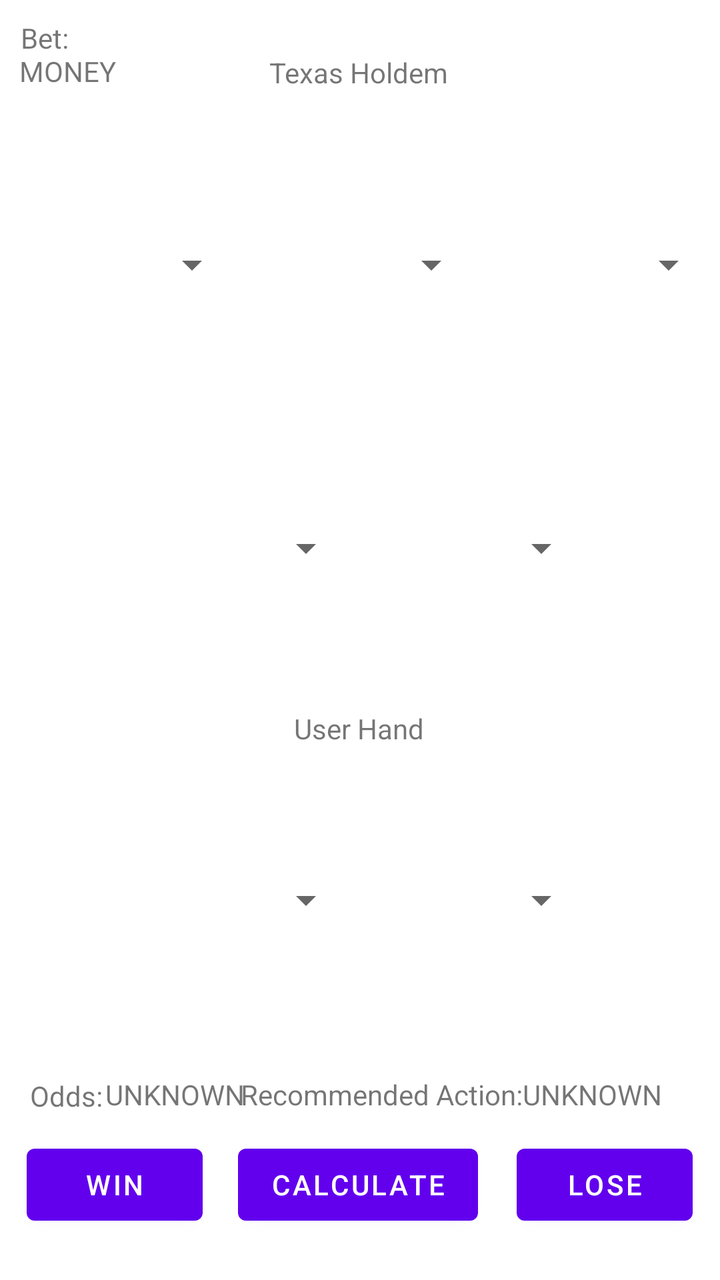
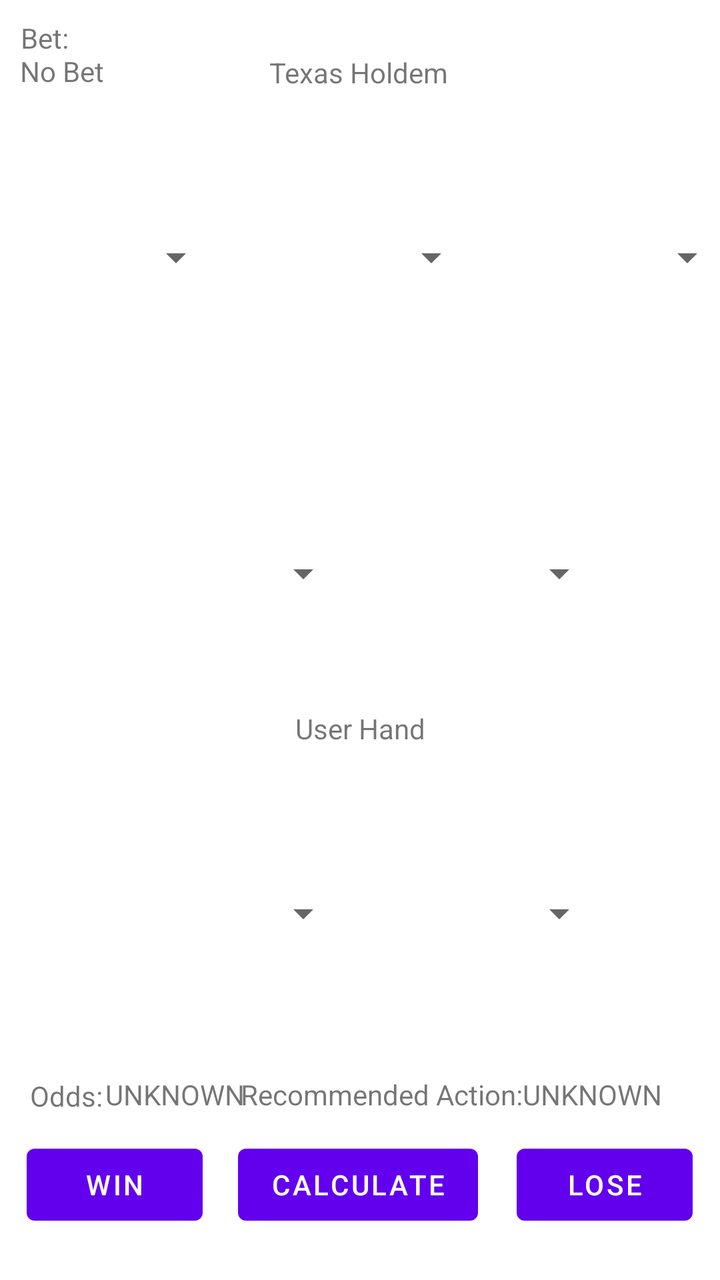

Before-and-after screenshots of an Android layout around one commit, followed by the original layout XML and the change that was made.
<!-- AndroidManifest.xml: application theme Theme.GamblingBadger -->
<!-- res/layout/fragment_texas_holdem.xml -->
<?xml version="1.0" encoding="utf-8"?>
<androidx.constraintlayout.widget.ConstraintLayout xmlns:android="http://schemas.android.com/apk/res/android"
    xmlns:app="http://schemas.android.com/apk/res-auto"
    xmlns:tools="http://schemas.android.com/tools"
    android:layout_width="match_parent"
    android:layout_height="match_parent"
    tools:context=".gamesession.texasholdem.TexasHoldemFragment">

    

    <TextView
        android:id="@+id/RecommendedAction_label"
        android:layout_width="wrap_content"
        android:layout_height="wrap_content"
        android:text="Recommended Action:"
        app:layout_constraintBottom_toBottomOf="parent"
        app:layout_constraintEnd_toEndOf="parent"
        app:layout_constraintHorizontal_bias="0.55"
        app:layout_constraintStart_toStartOf="parent"
        app:layout_constraintTop_toTopOf="parent"
        app:layout_constraintVertical_bias="0.866" />

    <TextView
        android:id="@+id/RecommendedAction_textview_TexasHoldem"
        android:layout_width="wrap_content"
        android:layout_height="wrap_content"
        android:text="UNKNOWN"
        app:layout_constraintBottom_toBottomOf="parent"
        app:layout_constraintEnd_toEndOf="parent"
        app:layout_constraintHorizontal_bias="0.9"
        app:layout_constraintStart_toStartOf="parent"
        app:layout_constraintTop_toTopOf="parent"
        app:layout_constraintVertical_bias="0.866" />

    <Button
        android:id="@+id/Lose_button_texasholdem"
        android:layout_width="wrap_content"
        android:layout_height="wrap_content"
        android:text="Lose"
        app:layout_constraintBottom_toBottomOf="parent"
        app:layout_constraintEnd_toEndOf="parent"
        app:layout_constraintHorizontal_bias="0.95"
        app:layout_constraintStart_toStartOf="parent"
        app:layout_constraintTop_toTopOf="parent"
        app:layout_constraintVertical_bias="0.96" />

    <Spinner
        android:id="@+id/texasholdem_spinner_dealerCard2"
        android:layout_width="120dp"
        android:layout_height="150dp"
        android:contentDescription="@string/temporary"
        android:dropDownWidth="100dp"
        app:layout_constraintBottom_toBottomOf="parent"
        app:layout_constraintEnd_toEndOf="parent"
        app:layout_constraintHorizontal_bias="0.498"
        app:layout_constraintStart_toStartOf="parent"
        app:layout_constraintTop_toTopOf="parent"
        app:layout_constraintVertical_bias="0.117" />

    <Spinner
        android:id="@+id/texasholdem_spinner_dealerCard4"
        android:layout_width="120dp"
        android:layout_height="150dp"
        android:contentDescription="@string/temporary"
        android:dropDownWidth="100dp"
        app:layout_constraintBottom_toBottomOf="parent"
        app:layout_constraintEnd_toEndOf="parent"
        app:layout_constraintHorizontal_bias="0.237"
        app:layout_constraintStart_toStartOf="parent"
        app:layout_constraintTop_toTopOf="parent"
        app:layout_constraintVertical_bias="0.406" />

    <Spinner
        android:id="@+id/texasholdem_spinner_userCard1"
        android:layout_width="120dp"
        android:layout_height="150dp"
        android:contentDescription="@string/temporary"
        android:dropDownWidth="100dp"
        app:layout_constraintBottom_toBottomOf="parent"
        app:layout_constraintEnd_toEndOf="parent"
        app:layout_constraintHorizontal_bias="0.237"
        app:layout_constraintStart_toStartOf="parent"
        app:layout_constraintTop_toTopOf="parent"
        app:layout_constraintVertical_bias="0.765" />

    <Spinner
        android:id="@+id/texasholdem_spinner_userCard2"
        android:layout_width="120dp"
        android:layout_height="150dp"
        android:contentDescription="@string/temporary"
        android:dropDownWidth="100dp"
        app:layout_constraintBottom_toBottomOf="parent"
        app:layout_constraintEnd_toEndOf="parent"
        app:layout_constraintHorizontal_bias="0.728"
        app:layout_constraintStart_toStartOf="parent"
        app:layout_constraintTop_toTopOf="parent"
        app:layout_constraintVertical_bias="0.765" />

    <Spinner
        android:id="@+id/texasholdem_spinner_dealerCard3"
        android:layout_width="120dp"
        android:layout_height="150dp"
        android:contentDescription="@string/temporary"
        android:dropDownWidth="100dp"
        app:layout_constraintBottom_toBottomOf="parent"
        app:layout_constraintEnd_toEndOf="parent"
        app:layout_constraintHorizontal_bias="0.993"
        app:layout_constraintStart_toStartOf="parent"
        app:layout_constraintTop_toTopOf="parent"
        app:layout_constraintVertical_bias="0.117" />

    <Spinner
        android:id="@+id/texasholdem_spinner_dealerCard5"
        android:layout_width="120dp"
        android:layout_height="150dp"
        android:contentDescription="@string/temporary"
        android:dropDownWidth="100dp"
        app:layout_constraintBottom_toBottomOf="parent"
        app:layout_constraintEnd_toEndOf="parent"
        app:layout_constraintHorizontal_bias="0.728"
        app:layout_constraintStart_toStartOf="parent"
        app:layout_constraintTop_toTopOf="parent"
        app:layout_constraintVertical_bias="0.406" />

    <Spinner
        android:id="@+id/texasholdem_spinner_dealerCard1"
        android:layout_width="120dp"
        android:layout_height="150dp"
        android:contentDescription="@string/temporary"
        android:dropDownWidth="100dp"
        app:layout_constraintBottom_toBottomOf="parent"
        app:layout_constraintEnd_toEndOf="parent"
        app:layout_constraintHorizontal_bias="0.0"
        app:layout_constraintStart_toStartOf="parent"
        app:layout_constraintTop_toTopOf="parent"
        app:layout_constraintVertical_bias="0.117" />

    <TextView
        android:id="@+id/Texas_title"
        android:layout_width="wrap_content"
        android:layout_height="wrap_content"
        android:text="Texas Holdem"
        app:layout_constraintBottom_toBottomOf="parent"
        app:layout_constraintEnd_toEndOf="parent"
        app:layout_constraintHorizontal_bias="0.498"
        app:layout_constraintStart_toStartOf="parent"
        app:layout_constraintTop_toTopOf="parent"
        app:layout_constraintVertical_bias="0.043" />

    <Button
        android:id="@+id/Calculate_button_texasholdem"
        android:layout_width="wrap_content"
        android:layout_height="wrap_content"
        android:text="Calculate"
        app:layout_constraintBottom_toBottomOf="parent"
        app:layout_constraintEnd_toEndOf="parent"
        app:layout_constraintHorizontal_bias="0.496"
        app:layout_constraintStart_toStartOf="parent"
        app:layout_constraintTop_toTopOf="parent"
        app:layout_constraintVertical_bias="0.96" />

    <Button
        android:id="@+id/Win_button_texasholdem"
        android:layout_width="wrap_content"
        android:layout_height="wrap_content"
        android:text="Win"
        app:layout_constraintBottom_toBottomOf="parent"
        app:layout_constraintEnd_toEndOf="parent"
        app:layout_constraintHorizontal_bias="0.049"
        app:layout_constraintStart_toStartOf="parent"
        app:layout_constraintTop_toTopOf="parent"
        app:layout_constraintVertical_bias="0.96" />

    <TextView
        android:id="@+id/Userhand_label"
        android:layout_width="wrap_content"
        android:layout_height="wrap_content"
        android:text="User Hand"
        app:layout_constraintBottom_toBottomOf="parent"
        app:layout_constraintEnd_toEndOf="parent"
        app:layout_constraintHorizontal_bias="0.498"
        app:layout_constraintStart_toStartOf="parent"
        app:layout_constraintTop_toTopOf="parent"
        app:layout_constraintVertical_bias="0.571" />

    <TextView
        android:id="@+id/Odds_label"
        android:layout_width="wrap_content"
        android:layout_height="wrap_content"
        android:text="Odds:"
        app:layout_constraintBottom_toBottomOf="parent"
        app:layout_constraintEnd_toEndOf="parent"
        app:layout_constraintHorizontal_bias="0.046"
        app:layout_constraintStart_toStartOf="parent"
        app:layout_constraintTop_toTopOf="parent"
        app:layout_constraintVertical_bias="0.867" />

    <TextView
        android:id="@+id/Odds_textview_TexasHoldem"
        android:layout_width="wrap_content"
        android:layout_height="wrap_content"
        android:text="UNKNOWN"
        app:layout_constraintBottom_toBottomOf="parent"
        app:layout_constraintEnd_toEndOf="parent"
        app:layout_constraintHorizontal_bias="0.181"
        app:layout_constraintStart_toStartOf="parent"
        app:layout_constraintTop_toTopOf="parent"
        app:layout_constraintVertical_bias="0.866" />

    <TextView
        android:id="@+id/Bet_label_Texasholdem"
        android:layout_width="wrap_content"
        android:layout_height="wrap_content"
        android:text="Bet:"
        app:layout_constraintBottom_toBottomOf="parent"
        app:layout_constraintEnd_toEndOf="parent"
        app:layout_constraintHorizontal_bias="0.031"
        app:layout_constraintStart_toStartOf="parent"
        app:layout_constraintTop_toTopOf="parent"
        app:layout_constraintVertical_bias="0.015" />

    <TextView
        android:id="@+id/bet_textview_Texasholdem"
        android:layout_width="wrap_content"
        android:layout_height="wrap_content"
        android:text="MONEY"
        app:layout_constraintBottom_toBottomOf="parent"
        app:layout_constraintEnd_toEndOf="parent"
        app:layout_constraintHorizontal_bias="0.031"
        app:layout_constraintStart_toStartOf="parent"
        app:layout_constraintTop_toTopOf="parent"
        app:layout_constraintVertical_bias="0.042" />

</androidx.constraintlayout.widget.ConstraintLayout>
<!-- resources referenced by this layout -->
<resources>
  <string name="temporary">TEMP</string>
  <style name="Theme.GamblingBadger" parent="Theme.MaterialComponents.DayNight.DarkActionBar">
          
          <item name="colorPrimary">@color/purple_500</item>
          <item name="colorPrimaryVariant">@color/purple_700</item>
          <item name="colorOnPrimary">@color/white</item>
          
          <item name="colorSecondary">@color/teal_200</item>
          <item name="colorSecondaryVariant">@color/teal_700</item>
          <item name="colorOnSecondary">@color/black</item>
          
          <item name="android:statusBarColor" tools:targetApi="l">?attr/colorPrimaryVariant</item>
          
      </style>
  <color name="purple_500">#FF6200EE</color>
  <color name="purple_700">#FF3700B3</color>
  <color name="white">#FFFFFFFF</color>
  <color name="teal_200">#FF03DAC5</color>
  <color name="teal_700">#FF018786</color>
  <color name="black">#FF000000</color>
</resources>

<!-- the commit's change to res/layout/fragment_texas_holdem.xml (unified diff, before → after) -->
@@ -48,92 +48,75 @@
         android:id="@+id/texasholdem_spinner_dealerCard2"
         android:layout_width="120dp"
         android:layout_height="150dp"
-        android:contentDescription="@string/temporary"
-        android:dropDownWidth="100dp"
-        app:layout_constraintBottom_toBottomOf="parent"
+        android:layout_marginTop="8dp"
+        android:contentDescription="@string/temporary"
+        android:dropDownWidth="100dp"
         app:layout_constraintEnd_toEndOf="parent"
         app:layout_constraintHorizontal_bias="0.498"
         app:layout_constraintStart_toStartOf="parent"
-        app:layout_constraintTop_toTopOf="parent"
-        app:layout_constraintVertical_bias="0.117" />
+        app:layout_constraintTop_toBottomOf="@+id/Texas_title" />
 
     <Spinner
         android:id="@+id/texasholdem_spinner_dealerCard4"
         android:layout_width="120dp"
         android:layout_height="150dp"
-        android:contentDescription="@string/temporary"
-        android:dropDownWidth="100dp"
-        app:layout_constraintBottom_toBottomOf="parent"
-        app:layout_constraintEnd_toEndOf="parent"
-        app:layout_constraintHorizontal_bias="0.237"
-        app:layout_constraintStart_toStartOf="parent"
-        app:layout_constraintTop_toTopOf="parent"
-        app:layout_constraintVertical_bias="0.406" />
+        android:layout_marginTop="8dp"
+        android:contentDescription="@string/temporary"
+        android:dropDownWidth="100dp"
+        app:layout_constraintEnd_toStartOf="@+id/texasholdem_spinner_dealerCard2"
+        app:layout_constraintStart_toEndOf="@+id/texasholdem_spinner_dealerCard1"
+        app:layout_constraintTop_toBottomOf="@+id/texasholdem_spinner_dealerCard2" />
 
     <Spinner
         android:id="@+id/texasholdem_spinner_userCard1"
         android:layout_width="120dp"
         android:layout_height="150dp"
-        android:contentDescription="@string/temporary"
-        android:dropDownWidth="100dp"
-        app:layout_constraintBottom_toBottomOf="parent"
-        app:layout_constraintEnd_toEndOf="parent"
-        app:layout_constraintHorizontal_bias="0.237"
-        app:layout_constraintStart_toStartOf="parent"
-        app:layout_constraintTop_toTopOf="parent"
-        app:layout_constraintVertical_bias="0.765" />
+        android:layout_marginTop="8dp"
+        android:contentDescription="@string/temporary"
+        android:dropDownWidth="100dp"
+        app:layout_constraintStart_toStartOf="@+id/texasholdem_spinner_dealerCard4"
+        app:layout_constraintTop_toBottomOf="@+id/Userhand_label" />
 
     <Spinner
         android:id="@+id/texasholdem_spinner_userCard2"
         android:layout_width="120dp"
         android:layout_height="150dp"
-        android:contentDescription="@string/temporary"
-        android:dropDownWidth="100dp"
-        app:layout_constraintBottom_toBottomOf="parent"
-        app:layout_constraintEnd_toEndOf="parent"
-        app:layout_constraintHorizontal_bias="0.728"
-        app:layout_constraintStart_toStartOf="parent"
-        app:layout_constraintTop_toTopOf="parent"
-        app:layout_constraintVertical_bias="0.765" />
+        android:layout_marginTop="8dp"
+        android:contentDescription="@string/temporary"
+        android:dropDownWidth="100dp"
+        app:layout_constraintEnd_toEndOf="@+id/texasholdem_spinner_dealerCard5"
+        app:layout_constraintTop_toBottomOf="@+id/Userhand_label" />
 
     <Spinner
         android:id="@+id/texasholdem_spinner_dealerCard3"
         android:layout_width="120dp"
         android:layout_height="150dp"
-        android:contentDescription="@string/temporary"
-        android:dropDownWidth="100dp"
-        app:layout_constraintBottom_toBottomOf="parent"
-        app:layout_constraintEnd_toEndOf="parent"
-        app:layout_constraintHorizontal_bias="0.993"
-        app:layout_constraintStart_toStartOf="parent"
-        app:layout_constraintTop_toTopOf="parent"
-        app:layout_constraintVertical_bias="0.117" />
+        android:layout_marginStart="8dp"
+        android:contentDescription="@string/temporary"
+        android:dropDownWidth="100dp"
+        app:layout_constraintStart_toEndOf="@+id/texasholdem_spinner_dealerCard2"
+        app:layout_constraintTop_toTopOf="@+id/texasholdem_spinner_dealerCard2" />
 
     <Spinner
         android:id="@+id/texasholdem_spinner_dealerCard5"
         android:layout_width="120dp"
         android:layout_height="150dp"
-        android:contentDescription="@string/temporary"
-        android:dropDownWidth="100dp"
-        app:layout_constraintBottom_toBottomOf="parent"
-        app:layout_constraintEnd_toEndOf="parent"
-        app:layout_constraintHorizontal_bias="0.728"
-        app:layout_constraintStart_toStartOf="parent"
-        app:layout_constraintTop_toTopOf="parent"
-        app:layout_constraintVertical_bias="0.406" />
+        android:layout_marginTop="8dp"
+        android:contentDescription="@string/temporary"
+        android:dropDownWidth="100dp"
+        app:layout_constraintEnd_toStartOf="@+id/texasholdem_spinner_dealerCard3"
+        app:layout_constraintStart_toEndOf="@+id/texasholdem_spinner_dealerCard2"
+        app:layout_constraintTop_toBottomOf="@+id/texasholdem_spinner_dealerCard2" />
 
     <Spinner
         android:id="@+id/texasholdem_spinner_dealerCard1"
         android:layout_width="120dp"
         android:layout_height="150dp"
-        android:contentDescription="@string/temporary"
-        android:dropDownWidth="100dp"
-        app:layout_constraintBottom_toBottomOf="parent"
-        app:layout_constraintEnd_toEndOf="parent"
-        app:layout_constraintHorizontal_bias="0.0"
-        app:layout_constraintStart_toStartOf="parent"
-        app:layout_constraintTop_toTopOf="parent"
-        app:layout_constraintVertical_bias="0.117" />
+        android:layout_marginEnd="8dp"
+        android:contentDescription="@string/temporary"
+        android:dropDownWidth="100dp"
+        app:layout_constraintEnd_toStartOf="@+id/texasholdem_spinner_dealerCard2"
+        app:layout_constraintTop_toTopOf="@+id/texasholdem_spinner_dealerCard2" />
 
     <TextView
         android:id="@+id/Texas_title"
@@ -178,7 +161,6 @@
         android:text="User Hand"
         app:layout_constraintBottom_toBottomOf="parent"
         app:layout_constraintEnd_toEndOf="parent"
-        app:layout_constraintHorizontal_bias="0.498"
         app:layout_constraintStart_toStartOf="parent"
         app:layout_constraintTop_toTopOf="parent"
         app:layout_constraintVertical_bias="0.571" />
@@ -223,7 +205,7 @@
         android:id="@+id/bet_textview_Texasholdem"
         android:layout_width="wrap_content"
         android:layout_height="wrap_content"
-        android:text="MONEY"
+        android:text="No Bet"
         app:layout_constraintBottom_toBottomOf="parent"
         app:layout_constraintEnd_toEndOf="parent"
         app:layout_constraintHorizontal_bias="0.031"
